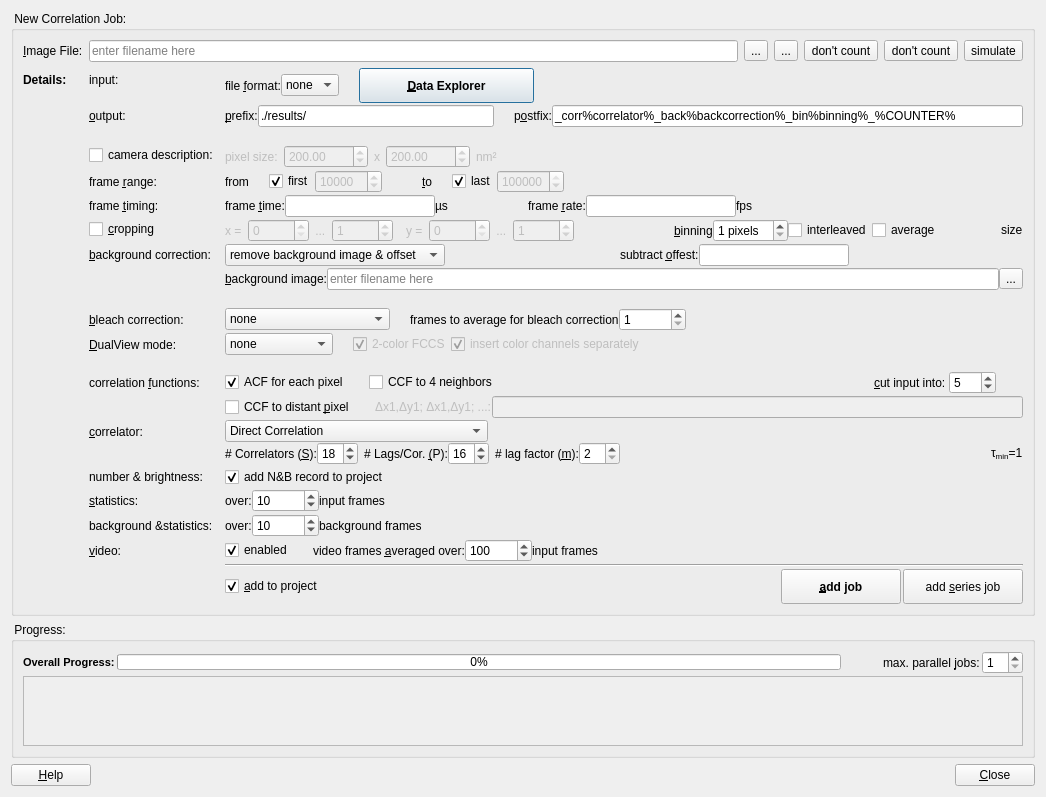
First picture: the form in plugins/imagingfcs/qfrdrimagingfcscorrelationdialog.ui, repository jkriege2/QuickFit3, before the edit.
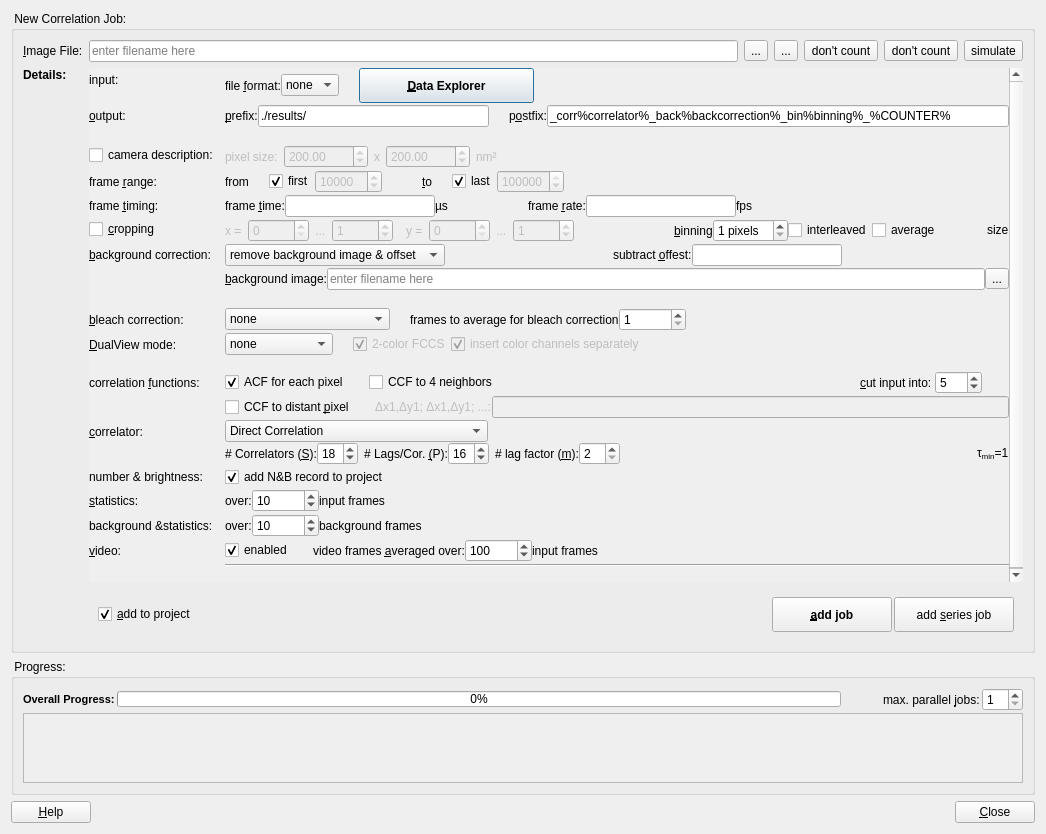
Second picture: the form after the edit. Icons and pictures are not drawn. Custom widgets are drawn as their Qt base class.

What changed in the file:
```diff
--- a/plugins/imagingfcs/qfrdrimagingfcscorrelationdialog.ui
+++ b/plugins/imagingfcs/qfrdrimagingfcscorrelationdialog.ui
@@ -10,7 +10,7 @@
     <x>0</x>
     <y>0</y>
     <width>1046</width>
-    <height>790</height>
+    <height>834</height>
    </rect>
   </property>
   <property name="windowTitle">
@@ -23,7 +23,7 @@
   <property name="modal">
    <bool>false</bool>
   </property>
-  <layout class="QVBoxLayout" name="verticalLayout_2" stretch="0,1,0">
+  <layout class="QVBoxLayout" name="verticalLayout_2" stretch="1,0,0">
    <item>
     <widget class="QGroupBox" name="groupBox_3">
      <property name="title">
@@ -32,20 +32,7 @@
      <property name="flat">
       <bool>false</bool>
      </property>
-     <layout class="QFormLayout" name="formLayout">
-      <property name="fieldGrowthPolicy">
-       <enum>QFormLayout::AllNonFixedFieldsGrow</enum>
-      </property>
-      <item row="0" column="0">
-       <widget class="QLabel" name="label_3">
-        <property name="text">
-         <string>&lt;b&gt;&amp;Image File:&lt;/b&gt;</string>
-        </property>
-        <property name="buddy">
-         <cstring>edtImageFile</cstring>
-        </property>
-       </widget>
-      </item>
+     <layout class="QGridLayout" name="gridLayout_2">
       <item row="0" column="1">
        <layout class="QHBoxLayout" name="horizontalLayout_2">
         <item>
@@ -136,14 +123,31 @@
         </item>
        </layout>
       </item>
-      <item row="2" column="0">
-       <widget class="QLabel" name="labDetails">
-        <property name="text">
-         <string>&lt;b&gt;Details:&lt;/b&gt;</string>
-        </property>
-       </widget>
-      </item>
       <item row="2" column="1">
+       <widget class="QScrollArea" name="scrollArea_2">
+        <property name="frameShape">
+         <enum>QFrame::NoFrame</enum>
+        </property>
+        <property name="frameShadow">
+         <enum>QFrame::Plain</enum>
+        </property>
+        <property name="widgetResizable">
+         <bool>true</bool>
+        </property>
+        <widget class="QWidget" name="scrollAreaWidgetContents">
+         <property name="geometry">
+          <rect>
+           <x>0</x>
+           <y>0</y>
+           <width>940</width>
+           <height>528</height>
+          </rect>
+         </property>
+         <layout class="QVBoxLayout" name="verticalLayout_4">
+          <property name="margin">
+           <number>0</number>
+          </property>
+          <item>
        <widget class="QFrame" name="widDetails">
         <property name="frameShape">
          <enum>QFrame::NoFrame</enum>
@@ -164,7 +168,7 @@
          <property name="margin">
           <number>0</number>
          </property>
-         <item row="0" column="0">
+             <item row="1" column="0">
           <widget class="QLabel" name="label_38">
            <property name="text">
             <string>input:</string>
@@ -177,7 +181,7 @@
            </property>
           </widget>
          </item>
-         <item row="0" column="1">
+             <item row="1" column="1">
           <layout class="QHBoxLayout" name="horizontalLayout_19">
            <item>
             <widget class="QLabel" name="label_5">
@@ -272,7 +276,7 @@
            </item>
           </layout>
          </item>
-         <item row="1" column="0">
+             <item row="2" column="0">
           <widget class="QLabel" name="label_21">
            <property name="text">
             <string>&amp;output:</string>
@@ -282,7 +286,7 @@
            </property>
           </widget>
          </item>
-         <item row="1" column="1">
+             <item row="2" column="1">
           <layout class="QHBoxLayout" name="horizontalLayout_8" stretch="0,1,0,0,2">
            <item>
             <widget class="QLabel" name="label_4">
@@ -376,14 +380,14 @@
            </item>
           </layout>
          </item>
-         <item row="2" column="0">
-          <widget class="QLabel" name="label_41">
-           <property name="text">
-            <string/>
-           </property>
-          </widget>
-         </item>
          <item row="3" column="0">
+              <widget class="QLabel" name="label_41">
+               <property name="text">
+                <string/>
+               </property>
+              </widget>
+             </item>
+             <item row="4" column="0">
           <widget class="QCheckBox" name="chkCamera">
            <property name="toolTip">
             <string>&lt;!DOCTYPE HTML PUBLIC &quot;-//W3C//DTD HTML 4.0//EN&quot; &quot;http://www.w3.org/TR/REC-html40/strict.dtd&quot;&gt;
@@ -399,7 +403,7 @@
            </property>
           </widget>
          </item>
-         <item row="3" column="1">
+             <item row="4" column="1">
           <widget class="QWidget" name="horizontalWidget" native="true">
            <property name="enabled">
             <bool>false</bool>
@@ -486,7 +490,7 @@
            </layout>
           </widget>
          </item>
-         <item row="4" column="0">
+             <item row="5" column="0">
           <widget class="QLabel" name="label_18">
            <property name="text">
             <string>frame &amp;range:</string>
@@ -496,7 +500,7 @@
            </property>
           </widget>
          </item>
-         <item row="4" column="1">
+             <item row="5" column="1">
           <layout class="QHBoxLayout" name="horizontalLayout_10">
            <item>
             <widget class="QLabel" name="label_19">
@@ -640,7 +644,7 @@
            </item>
           </layout>
          </item>
-         <item row="5" column="0">
+             <item row="6" column="0">
           <widget class="QLabel" name="label_6">
            <property name="text">
             <string>frame &amp;timing:</string>
@@ -650,7 +654,7 @@
            </property>
           </widget>
          </item>
-         <item row="5" column="1">
+             <item row="6" column="1">
           <layout class="QHBoxLayout" name="horizontalLayout_4">
            <item>
             <widget class="QLabel" name="label_15">
@@ -747,14 +751,14 @@
            </item>
           </layout>
          </item>
-         <item row="6" column="0">
+             <item row="7" column="0">
           <widget class="QCheckBox" name="chkCrop">
            <property name="text">
             <string>&amp;cropping</string>
            </property>
           </widget>
          </item>
-         <item row="6" column="1">
+             <item row="7" column="1">
           <layout class="QHBoxLayout" name="horizontalLayout_15">
            <item>
             <widget class="QWidget" name="widSubregion" native="true">
@@ -927,7 +931,7 @@
            </item>
           </layout>
          </item>
-         <item row="7" column="0">
+             <item row="8" column="0">
           <widget class="QLabel" name="label_12">
            <property name="text">
             <string>&amp;background correction:</string>
@@ -937,7 +941,7 @@
            </property>
           </widget>
          </item>
-         <item row="7" column="1">
+             <item row="8" column="1">
           <layout class="QHBoxLayout" name="horizontalLayout_9">
            <item>
             <widget class="QComboBox" name="cmbBackground">
@@ -1020,7 +1024,7 @@
            </item>
           </layout>
          </item>
-         <item row="8" column="1">
+             <item row="9" column="1">
           <layout class="QHBoxLayout" name="horizontalLayout_14">
            <item>
             <widget class="QLabel" name="label_31">
@@ -1055,7 +1059,7 @@
            </item>
           </layout>
          </item>
-         <item row="9" column="1">
+             <item row="10" column="1">
           <widget class="QLabel" name="labBackgroundProps">
            <property name="text">
             <string/>
@@ -1068,7 +1072,7 @@
            </property>
           </widget>
          </item>
-         <item row="10" column="0">
+             <item row="11" column="0">
           <widget class="QLabel" name="label_39">
            <property name="text">
             <string>&amp;bleach correction:</string>
@@ -1078,7 +1082,7 @@
            </property>
           </widget>
          </item>
-         <item row="10" column="1">
+             <item row="11" column="1">
           <layout class="QHBoxLayout" name="horizontalLayout_20">
            <item>
             <widget class="QComboBox" name="cmbBleachType">
@@ -1164,7 +1168,7 @@
            </item>
           </layout>
          </item>
-         <item row="11" column="0">
+             <item row="12" column="0">
           <widget class="QLabel" name="label_47">
            <property name="text">
             <string>&amp;DualView mode:</string>
@@ -1174,7 +1178,7 @@
            </property>
           </widget>
          </item>
-         <item row="11" column="1">
+             <item row="12" column="1">
           <layout class="QGridLayout" name="gridLayout">
            <item row="0" column="0">
             <widget class="QComboBox" name="cmbDualView">
@@ -1280,7 +1284,7 @@
            </item>
           </layout>
          </item>
-         <item row="12" column="0">
+             <item row="13" column="0">
           <widget class="QLabel" name="label_26">
            <property name="text">
             <string>correlation &amp;functions:</string>
@@ -1290,7 +1294,7 @@
            </property>
           </widget>
          </item>
-         <item row="12" column="1">
+             <item row="13" column="1">
           <layout class="QHBoxLayout" name="horizontalLayout_12">
            <item>
             <widget class="QCheckBox" name="chkACF">
@@ -1392,7 +1396,7 @@
            </item>
           </layout>
          </item>
-         <item row="13" column="1">
+             <item row="14" column="1">
           <layout class="QHBoxLayout" name="horizontalLayout_16">
            <item>
             <widget class="QCheckBox" name="chkDistanceCCD">
@@ -1442,7 +1446,7 @@
            </item>
           </layout>
          </item>
-         <item row="14" column="0">
+             <item row="15" column="0">
           <widget class="QLabel" name="label_8">
            <property name="text">
             <string>&amp;correlator:</string>
@@ -1452,7 +1456,7 @@
            </property>
           </widget>
          </item>
-         <item row="14" column="1">
+             <item row="15" column="1">
           <layout class="QVBoxLayout" name="verticalLayout">
            <item>
             <layout class="QHBoxLayout" name="horizontalLayout_6">
@@ -1629,7 +1633,7 @@
            </item>
           </layout>
          </item>
-         <item row="15" column="0">
+             <item row="16" column="0">
           <widget class="QLabel" name="label_48">
            <property name="text">
             <string>number &amp;&amp; brightness:</string>
@@ -1639,7 +1643,7 @@
            </property>
           </widget>
          </item>
-         <item row="15" column="1">
+             <item row="16" column="1">
           <widget class="QCheckBox" name="chkAddNB">
            <property name="text">
             <string>add N&amp;&amp;B record to project</string>
@@ -1649,7 +1653,7 @@
            </property>
           </widget>
          </item>
-         <item row="16" column="0">
+             <item row="17" column="0">
           <widget class="QLabel" name="label_27">
            <property name="text">
             <string>&amp;statistics:</string>
@@ -1659,7 +1663,7 @@
            </property>
           </widget>
          </item>
-         <item row="16" column="1">
+             <item row="17" column="1">
           <layout class="QHBoxLayout" name="horizontalLayout_13">
            <item>
             <widget class="QLabel" name="label_29">
@@ -1719,14 +1723,14 @@
            </item>
           </layout>
          </item>
-         <item row="17" column="0">
+             <item row="18" column="0">
           <widget class="QLabel" name="label_44">
            <property name="text">
             <string>background &amp;statistics:</string>
            </property>
           </widget>
          </item>
-         <item row="17" column="1">
+             <item row="18" column="1">
           <layout class="QHBoxLayout" name="horizontalLayout_21">
            <item>
             <widget class="QLabel" name="label_45">
@@ -1786,7 +1790,7 @@
            </item>
           </layout>
          </item>
-         <item row="18" column="0">
+             <item row="19" column="0">
           <widget class="QLabel" name="label_23">
            <property name="text">
             <string>&amp;video:</string>
@@ -1796,7 +1800,7 @@
            </property>
           </widget>
          </item>
-         <item row="18" column="1">
+             <item row="19" column="1">
           <layout class="QHBoxLayout" name="horizontalLayout_11">
            <item>
             <widget class="QCheckBox" name="chkVideo">
@@ -1879,24 +1883,49 @@
            </item>
           </layout>
          </item>
-         <item row="19" column="1">
+             <item row="20" column="1">
           <widget class="Line" name="line">
            <property name="orientation">
             <enum>Qt::Horizontal</enum>
            </property>
           </widget>
          </item>
-         <item row="20" column="0">
+             <item row="21" column="0">
           <widget class="QLabel" name="label_17">
            <property name="text">
             <string/>
            </property>
+              </widget>
+             </item>
+            </layout>
+           </widget>
+          </item>
+         </layout>
+        </widget>
+       </widget>
+      </item>
+      <item row="0" column="0">
+       <widget class="QLabel" name="label_3">
+        <property name="text">
+         <string>&lt;b&gt;&amp;Image File:&lt;/b&gt;</string>
+        </property>
            <property name="buddy">
-            <cstring>chkAddToProject</cstring>
+         <cstring>edtImageFile</cstring>
            </property>
           </widget>
          </item>
-         <item row="20" column="1">
+      <item row="2" column="0">
+       <widget class="QLabel" name="labDetails">
+        <property name="text">
+         <string>&lt;b&gt;Details:&lt;/b&gt;</string>
+        </property>
+        <property name="alignment">
+         <set>Qt::AlignLeading|Qt::AlignLeft|Qt::AlignTop</set>
+        </property>
+       </widget>
+      </item>
+      <item row="3" column="1">
+       <widget class="QWidget" name="widAddJob" native="true">
           <layout class="QHBoxLayout" name="horizontalLayout_5">
            <property name="spacing">
             <number>2</number>
@@ -1983,8 +2012,6 @@
             </widget>
            </item>
           </layout>
-         </item>
-        </layout>
        </widget>
       </item>
      </layout>
```
Left out of the diff: 41 changed lines with no effect on the pictures. Lines whose indentation alone changed are shown as unchanged.
